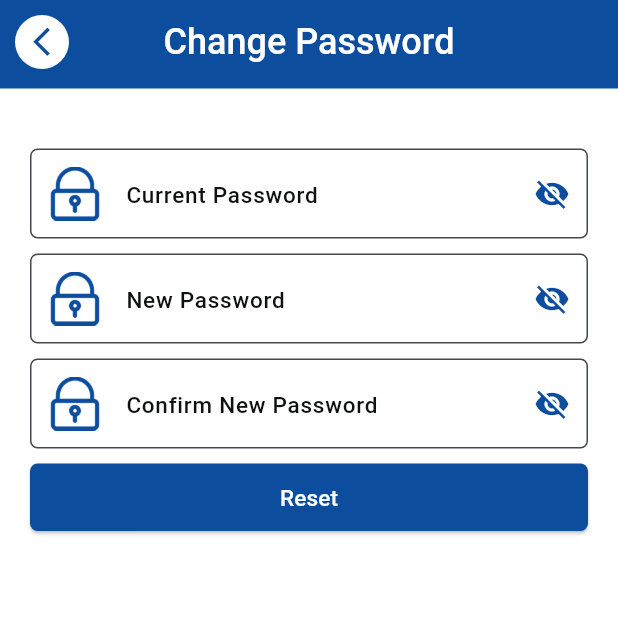
After one commit to jawad4353/codecoy, a Flutter app: the ChangePassword screen opened directly, on a phone screen of 412 x 824 dp, the top half of it. The commit adds this screen. Run offline on Flutter 3.47's test engine with Material 3 defaults, Android fonts, the phone set to English and light mode, and no system bars; our stand-ins replace awesome_bottom_bar, bloc, equatable, flutter_easyloading, flutter_screenutil, font_awesome_flutter and 5 more; missing offline and left inert: proste_bezier_curve; accounts and stored records are empty.

Commit message:
aboutus,contactus,changepassword done,working on homescreen ui

```diff
--- a/lib/main.dart
+++ b/lib/main.dart
@@ -5,13 +5,17 @@ import 'package:flutter/material.dart';
 import 'package:flutter/services.dart';
 import 'package:flutter_easyloading/flutter_easyloading.dart';
 import 'package:flutter_screenutil/flutter_screenutil.dart';
+import 'package:package_info_plus/package_info_plus.dart';
 import 'package:shared_preferences/shared_preferences.dart';
 
 late SharedPreferences preferences;
+String ? version;
 String ? bearerToken;
 Future<void> main() async {
 
   WidgetsFlutterBinding.ensureInitialized();
+  PackageInfo packageInfo = await PackageInfo.fromPlatform();
+   version = packageInfo.version;
   preferences=await SharedPreferences.getInstance();
   runApp( MyApp());
   SystemChrome.setPreferredOrientations([DeviceOrientation.portraitUp,DeviceOrientation.portraitDown]);
--- a/lib/utilis/app_constants.dart
+++ b/lib/utilis/app_constants.dart
@@ -1,4 +1,6 @@
 
+
+import 'package:codecoy/main.dart';
 
 class AppConstants{
   static String logIn='Log IN ';
@@ -46,4 +48,16 @@ class AppConstants{
   static String verify='Verify';
   static String verifyCode='Verify Code';
   static String enterOtpCodeSent='Enter otp code sent to your phone';
+
+  //home
+  static String contactUs='Contact Us';
+  static String shareApp='Share App';
+  static String aboutUs='About Us';
+  static String changePassword='Change Password';
+  static String logOut='Logout';
+  static String contactUsUrl='https://codecoytechnologies.com/contact/';
+  static String aboutUsUrl='https://codecoytechnologies.com/about/';
+  static String shareAppUrl='https://drive.google.com/file/d/1xlWseTSDabQTf7m6bFieiDdjosFyDt_b/view?usp=sharing';
+  static String appVersion='version $version';
+
 }
--- a/lib/view/screens/bottom_screen.dart
+++ b/lib/view/screens/bottom_screen.dart
@@ -1,4 +1,4 @@
-import 'dart:io';
+
 import 'package:awesome_bottom_bar/awesome_bottom_bar.dart';
 import 'package:codecoy/view/screens/live_tracking/live_track.dart';
 import 'package:codecoy/view/screens/profile/profile.dart';
@@ -6,7 +6,7 @@ import 'package:codecoy/view/screens/weather/weather.dart';
 import 'package:flutter/material.dart';
 import 'package:font_awesome_flutter/font_awesome_flutter.dart';
 import '../../utilis/app_colors.dart';
-import '../../widgets/dialogues/exit_dialogue.dart';
+import '../dialogues/exit_dialogue.dart';
 import 'home/home.dart';
 
 
--- /dev/null
+++ b/lib/view/screens/more/change_password.dart
@@ -0,0 +1,179 @@
+import 'package:codecoy/utilis/app_constants.dart';
+import 'package:flutter/material.dart';
+import 'package:flutter_easyloading/flutter_easyloading.dart';
+import 'package:flutter_screenutil/flutter_screenutil.dart';
+import '../../../main.dart';
+import '../../../utilis/app_colors.dart';
+import '../../../utilis/app_images.dart';
+import '../../../utilis/app_preferences.dart';
+import '../../../utilis/app_text_styles.dart';
+import '../../widgets/custom_appbar.dart';
+
+class ChangePassword extends StatefulWidget{
+  const ChangePassword({super.key});
+  @override
+  State<ChangePassword> createState() => _ChangePasswordState();
+}
+
+class _ChangePasswordState extends State<ChangePassword> {
+  TextEditingController currentPassword= TextEditingController();
+  TextEditingController newPassword= TextEditingController();
+  TextEditingController confirmPassword= TextEditingController();
+
+
+  @override
+  Widget build(BuildContext context) {
+    return Scaffold(
+      backgroundColor: AppColors.white,
+      appBar:PreferredSize(
+          preferredSize: const Size.fromHeight(59.0),
+          child: myAppBar(title:AppConstants.changePassword,context:context)),
+      body: _body(),
+    );
+  }
+
+  Widget _body(){
+    return SingleChildScrollView(
+      child: Padding(
+        padding:  EdgeInsets.symmetric(horizontal: 20.w,vertical: 20.h),
+        child: Column(
+          children: [
+            SizedBox(height: 20.h,),
+
+            PasswordTextField(hintText:'Current Password' ,controller:currentPassword ,),
+            SizedBox(height: 10.h,),
+            PasswordTextField(hintText:'New Password' ,controller:newPassword ),
+            SizedBox(height: 10.h,),
+            PasswordTextField(hintText:'Confirm New Password' ,controller:confirmPassword ),
+            SizedBox(height: 10.h,),
+            SizedBox(
+                height: 45.h,
+                width: 1.sw*0.93,
+                child:  ElevatedButton(
+
+                    style: ElevatedButton.styleFrom(backgroundColor: AppColors.primary,shape:  RoundedRectangleBorder(
+                        borderRadius: BorderRadius.circular(5.r)
+                    )),
+                    onPressed: () async {
+
+                      if(currentPassword.text.replaceAll(' ', '').isEmpty){
+                        EasyLoading.showInfo('Current password required !');
+                        return;
+                      }
+                      if(currentPassword.text!=(preferences.getString(AppPrefs.keyPassword))){
+                        EasyLoading.showInfo('Incorrect current password !');
+                        return;
+                      }
+
+                      if(newPassword.text.replaceAll(' ', '').isEmpty){
+                        EasyLoading.showInfo('New password required !');
+                        return;
+                      }
+                      if(newPassword.text.replaceAll(' ', '').length<8){
+                        EasyLoading.showInfo('Passwords must have eight characters');
+                        return;
+                      }
+                      if(confirmPassword.text.replaceAll(' ', '').isEmpty){
+                        EasyLoading.showInfo('Confirm password required !');
+                        return;
+                      }
+
+                      if(confirmPassword.text!=newPassword.text){
+                        EasyLoading.showInfo('Confirm and new passwords are not maching');
+                        return;
+                      }
+
+
+                    }, child: Text('Reset',style: AppTextStyles.robotoMedium(color: AppColors.white, fontSize: 15.sp, weight: FontWeight.w400),))),
+
+          ],
+        ),
+      ),
+    );
+  }
+
+
+  // Future<void> resetPassword() async {
+  //   try{
+  //     EasyLoading.show(status: 'resetting');
+  //     ApiResponse response=await NetworkConfig.postApiWithTokenCall(ApiUrls.baseUrl+ApiUrls.apiResetPassword, {Params.newPassword:newPassword.text});
+  //     if(response.done??false){
+  //       Map map=json.decode(response.responseString??'');
+  //       if(map['success']==true){
+  //         preferences.setString(AppPrefs.keyPassword, newPassword.text);
+  //         EasyLoading.showSuccess(map['message']);
+  //         return;
+  //       }
+  //       else{
+  //         EasyLoading.showSuccess(map['message']);
+  //       }
+  //     }
+  //     else{
+  //       EasyLoading.showError(response.errorMsg??'');
+  //     }
+  //   }
+  //   catch(e){
+  //     EasyLoading.showError(e.toString());
+  //   }
+  // }
+
+}
+
+
+class PasswordTextField extends StatefulWidget {
+  final String hintText;
+  final TextEditingController controller;
+
+  const PasswordTextField({
+    Key? key,
+    required this.hintText,
+    required this.controller,
+  }) : super(key: key);
+
+  @override
+  _PasswordTextFieldState createState() => _PasswordTextFieldState();
+}
+
+class _PasswordTextFieldState extends State<PasswordTextField> {
+  bool showPassword = false;
+
+  @override
+  Widget build(BuildContext context) {
+    return SizedBox(
+      height: 60,
+      child: TextField(
+        controller: widget.controller,
+        obscureText: !showPassword,
+        keyboardType: TextInputType.visiblePassword,
+        style:AppTextStyles.robotoMedium(color: AppColors.black0E0F10, fontSize: 17.sp, weight: FontWeight.w200),
+        cursorHeight: 24,
+        cursorWidth: 3,
+        decoration: InputDecoration(
+          filled: true,
+          fillColor: Colors.white,
+          suffixIcon: IconButton(
+            onPressed: () {
+              setState(() {
+                showPassword = !showPassword;
+              });
+            },
+            icon: Icon(
+              showPassword ? Icons.visibility : Icons.visibility_off,
+              color: AppColors.primary,
+            ),
+          ),
+          prefixIcon: Padding(
+            padding: const EdgeInsets.all(12.0),
+            child: Image.asset(AppImages.iconPassword,color: AppColors.primary,),
+          ),
+          hintStyle:AppTextStyles.robotoMedium(color: AppColors.grey0E0F10, fontSize: 15.sp, weight: FontWeight.w200),
+          hintText: widget.hintText,
+          border: OutlineInputBorder(
+            borderRadius: BorderRadius.circular(5),
+            borderSide:  BorderSide(color: AppColors.primary, width: 1.0),
+          ),
+        ),
+      ),
+    );
+  }
+}
--- /dev/null
+++ b/lib/view/widgets/custom_appbar.dart
@@ -0,0 +1,28 @@
+import 'package:flutter/material.dart';
+import 'package:flutter_screenutil/flutter_screenutil.dart';
+import '../../utilis/app_colors.dart';
+import '../../utilis/app_text_styles.dart';
+
+Widget myAppBar({required String title,required BuildContext context}){
+  return   AppBar(
+  leading: InkWell(
+  onTap: (){
+  Navigator.of(context).pop();
+  },
+  child: Container(
+  height: 35.h,
+  width: 35.h,
+  margin: EdgeInsets.symmetric(vertical: 10.h,horizontal: 10.h),
+  clipBehavior: Clip.antiAlias,
+  decoration:  BoxDecoration(
+  color: AppColors.white,
+  shape: BoxShape.circle
+  ),
+  child: Center(child: Icon(Icons.arrow_back_ios_outlined,color: AppColors.primary,size: 23.h,)),
+  ),
+  ),
+  backgroundColor:AppColors.primary ,
+  centerTitle: true,
+  title:  Text(title,style: AppTextStyles.robotoMedium(color: AppColors.white, fontSize: 24.sp, weight: FontWeight.w600),),);
+
+}
--- a/lib/view_model/login_bloc/login_bloc.dart
+++ b/lib/view_model/login_bloc/login_bloc.dart
@@ -7,7 +7,8 @@ import '../../main.dart';
 import '../../network_config/api_urls.dart';
 import '../../network_config/network_config.dart';
 import '../../utilis/app_preferences.dart';
-import '../../widgets/dialogues/otp_verify_dialogue.dart';
+import '../../view/dialogues/otp_verify_dialogue.dart';
+
 part 'login_event.dart';
 part 'login_state.dart';
 
--- a/pubspec.yaml
+++ b/pubspec.yaml
@@ -48,6 +48,8 @@ dependencies:
   flutter_bloc: ^8.1.5
   bloc: ^8.1.4
   equatable: ^2.0.5
+  webview_flutter: ^4.8.0
+  package_info_plus: ^5.0.1
 
 
 dev_dependencies:
```
Also changed, not shown: lib/repository/api_service.dart (deleted, +0 -26 lines), lib/view/screens/home/home.dart (+21 -20 lines), lib/view/screens/home/slider.dart (added, +129 -0 lines), lib/view/screens/more/web_view_helper.dart (added, +41 -0 lines), assets/fonts/Roboto-BlackItalic.ttf (added), assets/icons/aboutus_icon.png, assets/icons/email_icon.png, assets/icons/password_icon.png, assets/icons/privacy_policy_icon.png, lib/data/sqflite helper.dart (deleted), lib/view/dialogues/exit_dialogue.dart (renamed from lib/widgets/dialogues/exit_dialogue.dart), lib/view/dialogues/logout.dart (renamed from lib/widgets/dialogues/logout.dart), lib/view/dialogues/otp_verify_dialogue.dart (renamed from lib/widgets/dialogues/otp_verify_dialogue.dart), pubspec.lock.
